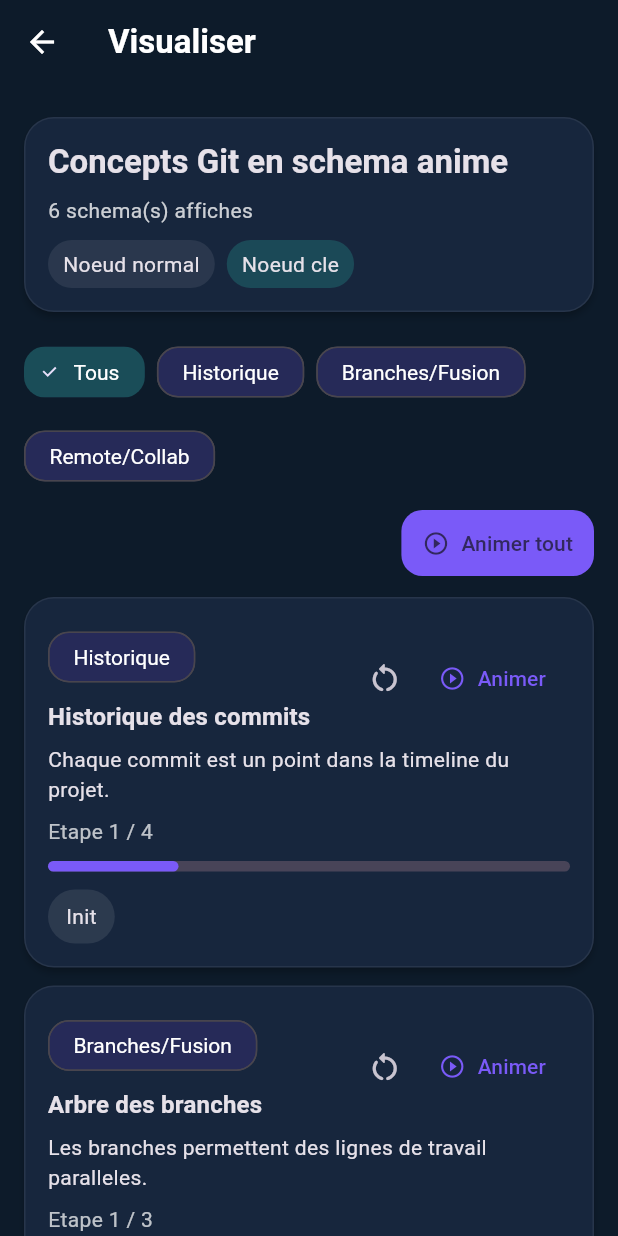
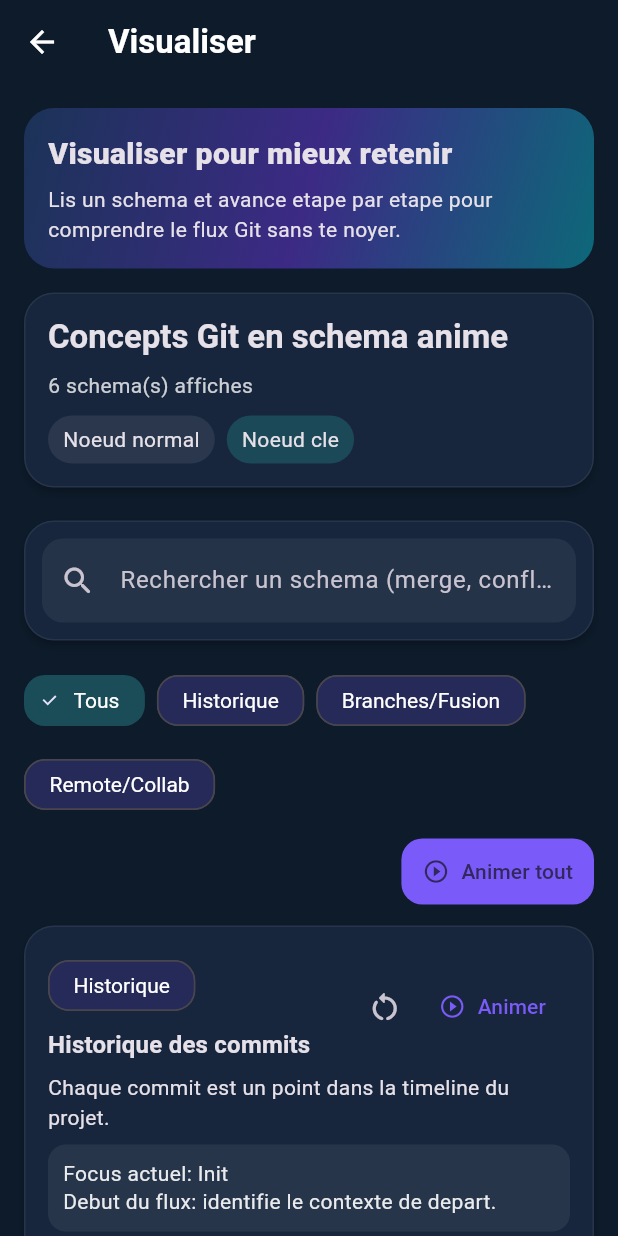
Before and after one commit to stephaneG-frep/git_github_explorer, a Flutter app: the VisualizerScreen screen opened directly, on a phone screen of 412 x 824 dp. Run offline on Flutter 3.47's test engine with Material 3 defaults, Android fonts, the phone set to English and light mode, and no system bars; our stand-ins replace shared_preferences; accounts and stored records are empty.

Commit message:
visualiser

```diff
--- a/lib/screens/visualizer_screen.dart
+++ b/lib/screens/visualizer_screen.dart
@@ -14,17 +14,49 @@ class VisualizerScreen extends StatefulWidget {
 
 class _VisualizerScreenState extends State<VisualizerScreen> {
   String _filter = 'Tous';
+  String _query = '';
   int _autoPlaySignal = 0;
 
   @override
   Widget build(BuildContext context) {
-    final filtered = _filterConcepts(visualConcepts, _filter);
+    final filtered = _filterConcepts(visualConcepts, _filter, _query);
 
     return Scaffold(
       appBar: AppBar(title: const Text('Visualiser')),
       body: ListView(
         padding: const EdgeInsets.all(16),
         children: [
+          Container(
+            decoration: BoxDecoration(
+              borderRadius: BorderRadius.circular(20),
+              gradient: const LinearGradient(
+                colors: [
+                  Color(0xFF1B3357),
+                  Color(0xFF3C2A85),
+                  Color(0xFF0D6879),
+                ],
+                begin: Alignment.topLeft,
+                end: Alignment.bottomRight,
+              ),
+            ),
+            child: const Padding(
+              padding: EdgeInsets.all(16),
+              child: Column(
+                crossAxisAlignment: CrossAxisAlignment.start,
+                children: [
+                  Text(
+                    'Visualiser pour mieux retenir',
+                    style: TextStyle(fontSize: 20, fontWeight: FontWeight.w800),
+                  ),
+                  SizedBox(height: 6),
+                  Text(
+                    'Lis un schema et avance etape par etape pour comprendre le flux Git sans te noyer.',
+                  ),
+                ],
+              ),
+            ),
+          ),
+          const SizedBox(height: 10),
           Card(
             child: Padding(
               padding: const EdgeInsets.all(16),
@@ -35,11 +67,26 @@ class _VisualizerScreenState extends State<VisualizerScreen> {
                   const SizedBox(height: 8),
                   Text(
                     '${filtered.length} schema(s) affiches',
-                    style: TextStyle(color: Colors.white.withValues(alpha: 0.78)),
+                    style: TextStyle(
+                      color: Colors.white.withValues(alpha: 0.78),
+                    ),
                   ),
                   const SizedBox(height: 10),
                   const _LegendRow(),
                 ],
+              ),
+            ),
+          ),
+          const SizedBox(height: 10),
+          Card(
+            child: Padding(
+              padding: const EdgeInsets.all(12),
+              child: TextField(
+                onChanged: (value) => setState(() => _query = value),
+                decoration: const InputDecoration(
+                  hintText: 'Rechercher un schema (merge, conflit, pull...)',
+                  prefixIcon: Icon(Icons.search_rounded),
+                ),
               ),
             ),
           ),
@@ -67,6 +114,14 @@ class _VisualizerScreenState extends State<VisualizerScreen> {
             ),
           ),
           const SizedBox(height: 6),
+          if (filtered.isEmpty)
+            const Card(
+              child: Padding(
+                padding: EdgeInsets.all(14),
+                child: Text('Aucun schema trouve avec ce filtre.'),
+              ),
+            )
+          else
             ...filtered.map(
               (concept) => VisualConceptCard(
                 concept: concept,
@@ -79,14 +134,22 @@ class _VisualizerScreenState extends State<VisualizerScreen> {
     );
   }
 
-  List<VisualConcept> _filterConcepts(List<VisualConcept> source, String filter) {
-    if (filter == 'Tous') {
-      return source;
-    }
-
+  List<VisualConcept> _filterConcepts(
+    List<VisualConcept> source,
+    String filter,
+    String query,
+  ) {
+    final q = query.trim().toLowerCase();
     return source.where((concept) {
       final category = _categoryLabel(concept);
-      return category == filter;
+      final categoryMatch = filter == 'Tous' || category == filter;
+      final searchable = [
+        concept.title,
+        concept.description,
+        ...concept.nodes,
+      ].join(' ').toLowerCase();
+      final queryMatch = q.isEmpty || searchable.contains(q);
+      return categoryMatch && queryMatch;
     }).toList();
   }
 
@@ -95,7 +158,9 @@ class _VisualizerScreenState extends State<VisualizerScreen> {
     if (title.contains('commit') || title.contains('historique')) {
       return 'Historique';
     }
-    if (title.contains('branch') || title.contains('merge') || title.contains('conflit')) {
+    if (title.contains('branch') ||
+        title.contains('merge') ||
+        title.contains('conflit')) {
       return 'Branches/Fusion';
     }
     return 'Remote/Collab';
--- a/lib/widgets/visual_concept_card.dart
+++ b/lib/widgets/visual_concept_card.dart
@@ -43,6 +43,9 @@ class _VisualConceptCardState extends State<VisualConceptCard> {
     final visibleNodes = widget.concept.nodes.take(_visibleCount).toList();
     final total = widget.concept.nodes.length;
     final safeStep = total == 0 ? 0 : _visibleCount.clamp(1, total);
+    final currentLabel = total == 0 ? '' : widget.concept.nodes[safeStep - 1];
+    final canGoPrev = _visibleCount > 1;
+    final canGoNext = _visibleCount < total;
 
     return Card(
       child: Padding(
@@ -63,9 +66,8 @@ class _VisualConceptCardState extends State<VisualConceptCard> {
                         ),
                       Text(
                         widget.concept.title,
-                        style: Theme.of(context).textTheme.titleMedium?.copyWith(
-                          fontWeight: FontWeight.w700,
-                        ),
+                        style: Theme.of(context).textTheme.titleMedium
+                            ?.copyWith(fontWeight: FontWeight.w700),
                       ),
                     ],
                   ),
@@ -85,6 +87,23 @@ class _VisualConceptCardState extends State<VisualConceptCard> {
             const SizedBox(height: 6),
             Text(widget.concept.description),
             const SizedBox(height: 8),
+            if (currentLabel.isNotEmpty)
+              Container(
+                width: double.infinity,
+                padding: const EdgeInsets.all(10),
+                decoration: BoxDecoration(
+                  color: Colors.white.withValues(alpha: 0.07),
+                  borderRadius: BorderRadius.circular(12),
+                ),
+                child: Text(
+                  'Focus actuel: $currentLabel\n${_stepHint(safeStep, total)}',
+                  style: TextStyle(
+                    color: Colors.white.withValues(alpha: 0.9),
+                    height: 1.35,
+                  ),
+                ),
+              ),
+            const SizedBox(height: 8),
             Text(
               'Etape $safeStep / $total',
               style: TextStyle(color: Colors.white.withValues(alpha: 0.72)),
@@ -96,6 +115,22 @@ class _VisualConceptCardState extends State<VisualConceptCard> {
               borderRadius: BorderRadius.circular(99),
             ),
             const SizedBox(height: 12),
+            Wrap(
+              spacing: 8,
+              children: [
+                OutlinedButton.icon(
+                  onPressed: canGoPrev ? _stepBack : null,
+                  icon: const Icon(Icons.arrow_back_rounded),
+                  label: const Text('Precedent'),
+                ),
+                OutlinedButton.icon(
+                  onPressed: canGoNext ? _stepForward : null,
+                  icon: const Icon(Icons.arrow_forward_rounded),
+                  label: const Text('Suivant'),
+                ),
+              ],
+            ),
+            const SizedBox(height: 10),
             AnimatedSwitcher(
               duration: const Duration(milliseconds: 300),
               child: Wrap(
@@ -104,8 +139,13 @@ class _VisualConceptCardState extends State<VisualConceptCard> {
                 runSpacing: 8,
                 children: [
                   for (var i = 0; i < visibleNodes.length; i++)
+                    Row(
+                      mainAxisSize: MainAxisSize.min,
+                      children: [
                         TweenAnimationBuilder<double>(
-                      key: ValueKey('${widget.concept.id}-$i-$_visibleCount'),
+                          key: ValueKey(
+                            '${widget.concept.id}-$i-$_visibleCount',
+                          ),
                           tween: Tween(begin: 0, end: 1),
                           duration: Duration(milliseconds: 250 + (i * 120)),
                           builder: (context, value, child) {
@@ -122,6 +162,17 @@ class _VisualConceptCardState extends State<VisualConceptCard> {
                             isKeyNode: i == widget.concept.nodes.length - 1,
                           ),
                         ),
+                        if (i != visibleNodes.length - 1)
+                          Padding(
+                            padding: const EdgeInsets.symmetric(horizontal: 6),
+                            child: Icon(
+                              Icons.arrow_right_alt_rounded,
+                              size: 18,
+                              color: Colors.white.withValues(alpha: 0.7),
+                            ),
+                          ),
+                      ],
+                    ),
                 ],
               ),
             ),
@@ -129,6 +180,32 @@ class _VisualConceptCardState extends State<VisualConceptCard> {
         ),
       ),
     );
+  }
+
+  String _stepHint(int step, int total) {
+    if (step <= 1) {
+      return 'Debut du flux: identifie le contexte de depart.';
+    }
+    if (step >= total) {
+      return 'Fin du flux: observe le resultat final attendu.';
+    }
+    return 'Transition: comprends ce qui change entre cette etape et la suivante.';
+  }
+
+  void _stepForward() {
+    _timer?.cancel();
+    if (_visibleCount >= widget.concept.nodes.length) {
+      return;
+    }
+    setState(() => _visibleCount += 1);
+  }
+
+  void _stepBack() {
+    _timer?.cancel();
+    if (_visibleCount <= 1) {
+      return;
+    }
+    setState(() => _visibleCount -= 1);
   }
 
   void _playAnimation() {
--- a/pubspec.yaml
+++ b/pubspec.yaml
@@ -16,7 +16,7 @@ publish_to: 'none' # Remove this line if you wish to publish to pub.dev
 # https://developer.apple.com/library/archive/documentation/General/Reference/InfoPlistKeyReference/Articles/CoreFoundationKeys.html
 # In Windows, build-name is used as the major, minor, and patch parts
 # of the product and file versions while build-number is used as the build suffix.
-version: 1.0.0+1
+version: 1.1.0+2
 
 environment:
   sdk: ^3.10.0
```
Also changed, not shown: 3 other files. Lines whose indentation alone changed are shown as unchanged.
